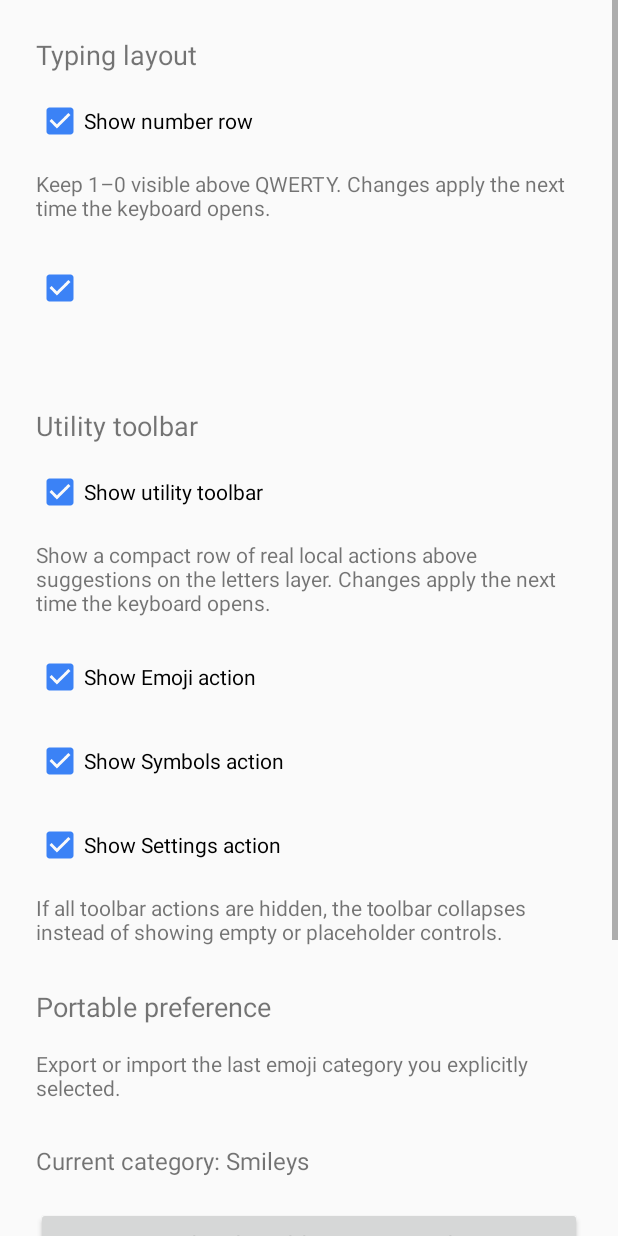
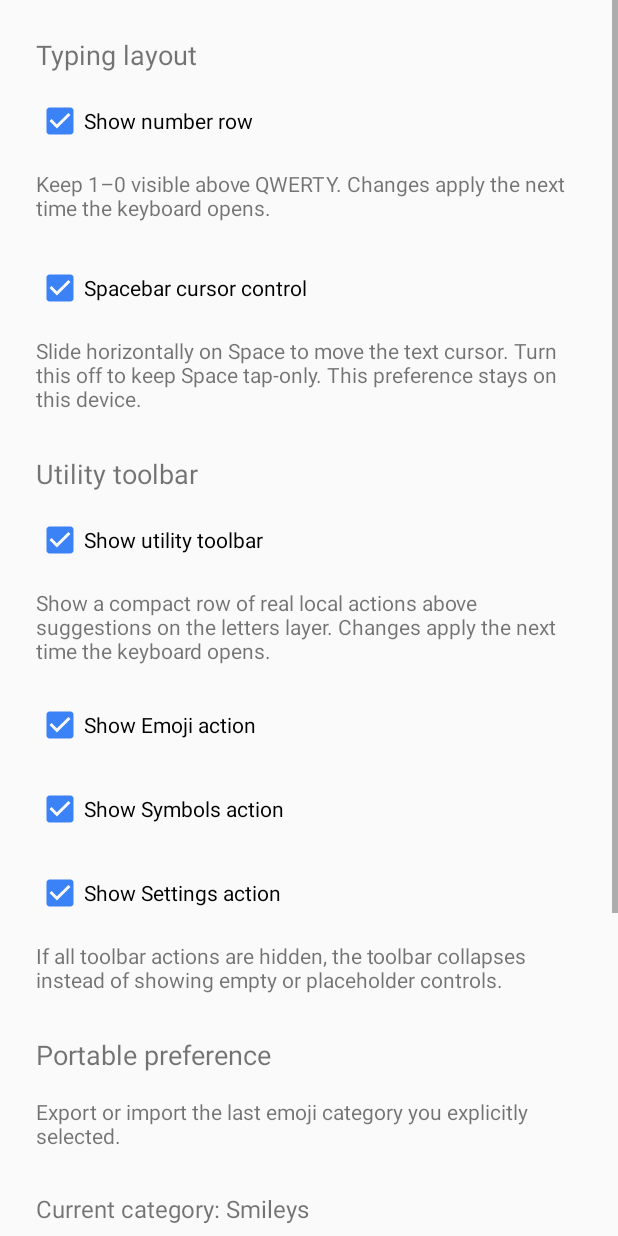
Before and after one commit to GoreeCloud/goreecloud-keyboard, an Android app: the KeyboardPortablePreferencesActivity screen opened directly, with no data from a screen before it, on a phone screen of 412 x 824 dp. Run offline under Robolectric (Android 15) with nearby library versions, the light colour scheme and no system bars.

Commit message:
Document Keyboard cursor preference in settings copy

```diff
--- a/android/app/src/main/res/values/strings.xml
+++ b/android/app/src/main/res/values/strings.xml
@@ -20,6 +20,8 @@
     <string name="keyboard_settings_typing_heading">Typing layout</string>
     <string name="keyboard_settings_number_row">Show number row</string>
     <string name="keyboard_settings_number_row_summary">Keep 1–0 visible above QWERTY. Changes apply the next time the keyboard opens.</string>
+    <string name="keyboard_settings_spacebar_cursor_control">Spacebar cursor control</string>
+    <string name="keyboard_settings_spacebar_cursor_control_summary">Slide horizontally on Space to move the text cursor. Turn this off to keep Space tap-only. This preference stays on this device.</string>
     <string name="keyboard_settings_toolbar_heading">Utility toolbar</string>
     <string name="keyboard_settings_toolbar_enabled">Show utility toolbar</string>
     <string name="keyboard_settings_toolbar_summary">Show a compact row of real local actions above suggestions on the letters layer. Changes apply the next time the keyboard opens.</string>
@@ -34,7 +36,7 @@
     <string name="portable_preferences_current_category">Current category: %1$s</string>
     <string name="portable_preferences_export">Export category preference</string>
     <string name="portable_preferences_import">Import category preference</string>
-    <string name="portable_preferences_privacy_note">Only this one category choice is portable. Typed text, emoji recents, search queries, suggestions, learned input, clipboard data, credentials, sensitive editor content, number-row state, and utility-toolbar choices are not included.</string>
+    <string name="portable_preferences_privacy_note">Only this one category choice is portable. Typed text, emoji recents, search queries, suggestions, learned input, clipboard data, credentials, sensitive editor content, number-row state, cursor-control state, and utility-toolbar choices are not included.</string>
     <string name="portable_preferences_export_preview_title">Review category export</string>
     <string name="portable_preferences_export_preview_message">This export will contain only the selected emoji category %1$s. The category is frozen now so the file cannot silently change while you choose its destination.</string>
     <string name="portable_preferences_export_continue">Choose file</string>
```
